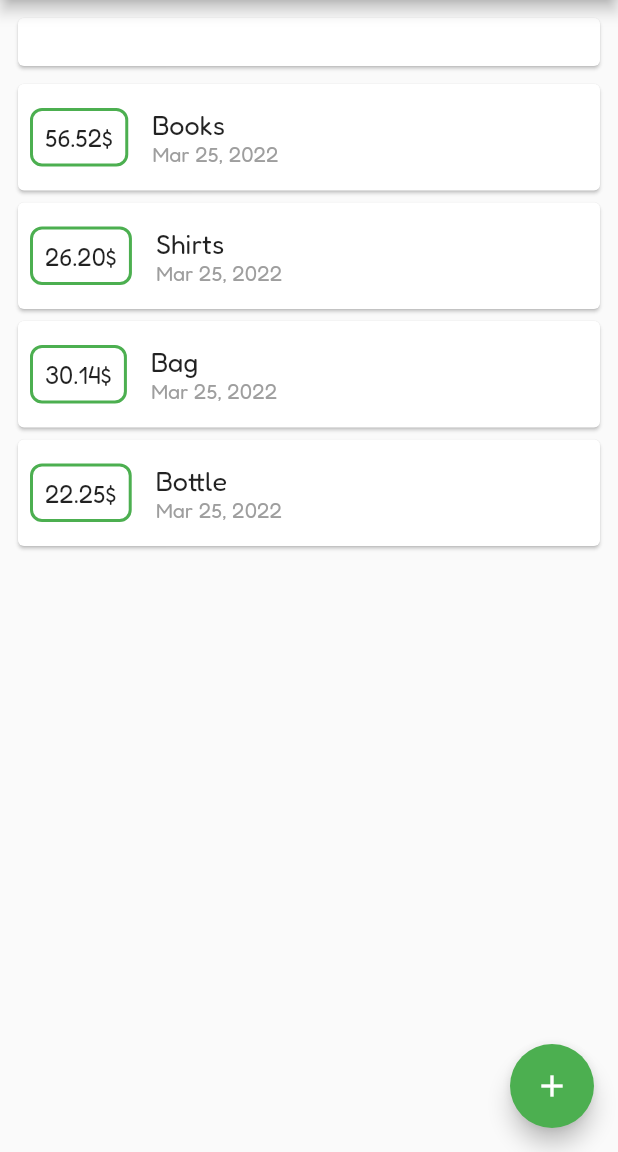
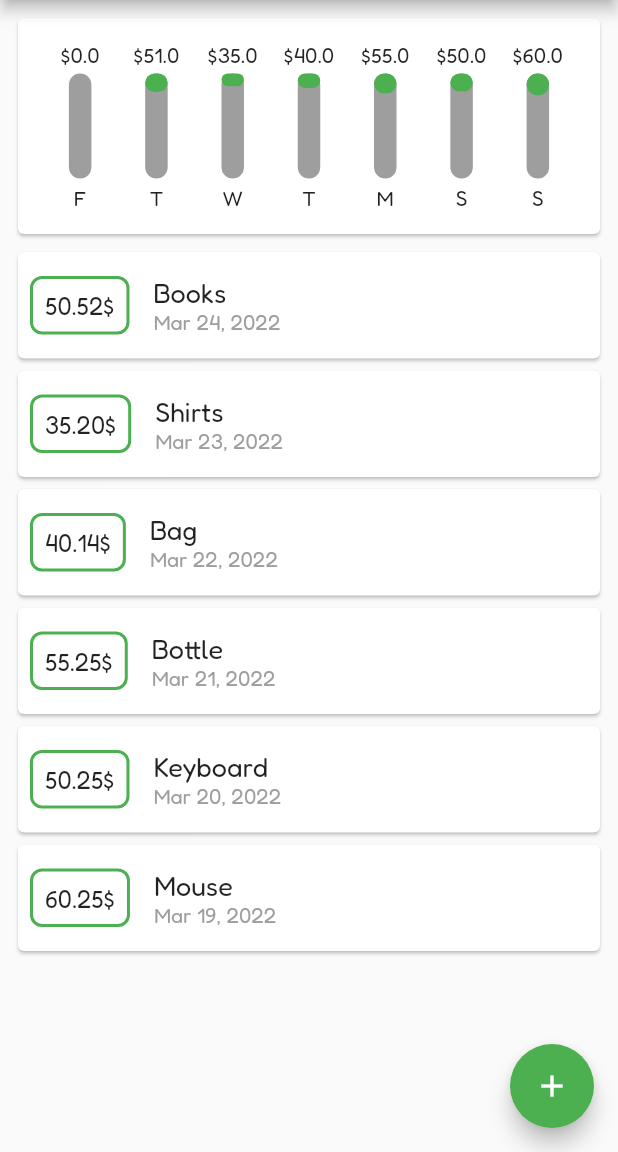
Before and after one commit to Usman-Haider-Ali/Daily-Expense-App, a Flutter app: the screen it shows after launch, on a phone screen of 412 x 824 dp, the part 84-1236 px from its top. Run offline on Flutter 3.47's test engine with Material 2 defaults, Android fonts, the phone set to English and light mode, and no system bars.

Commit message:
implement chart

```diff
--- a/lib/pages/home_page.dart
+++ b/lib/pages/home_page.dart
@@ -15,26 +15,38 @@ class _HomePageState extends State<HomePage> {
     ExpenseModel(
       id: '123',
       title: 'Books',
-      amount: 56.52,
-      date: DateTime.now(),
+      amount: 50.52,
+      date: DateTime.now().subtract(Duration(days: 1)),
     ),
     ExpenseModel(
       id: '789',
       title: 'Shirts',
-      amount: 26.20,
-      date: DateTime.now(),
+      amount: 35.20,
+      date: DateTime.now().subtract(Duration(days: 2)),
     ),
     ExpenseModel(
       id: '987',
       title: 'Bag',
-      amount: 30.14,
-      date: DateTime.now(),
+      amount: 40.14,
+      date: DateTime.now().subtract(Duration(days: 3)),
     ),
     ExpenseModel(
       id: '852',
       title: 'Bottle',
-      amount: 22.25,
-      date: DateTime.now(),
+      amount: 55.25,
+      date: DateTime.now().subtract(Duration(days: 4)),
+    ),
+    ExpenseModel(
+      id: '894',
+      title: 'Keyboard',
+      amount: 50.25,
+      date: DateTime.now().subtract(Duration(days: 5)),
+    ),
+    ExpenseModel(
+      id: '145',
+      title: 'Mouse',
+      amount: 60.25,
+      date: DateTime.now().subtract(Duration(days: 6)),
     ),
   ];
 
@@ -59,6 +71,16 @@ class _HomePageState extends State<HomePage> {
     });
   }
 
+  List<ExpenseModel> get _recentExpenses {
+    return _expensesList.where((exp) {
+      return exp.date.isAfter(
+        DateTime.now().subtract(
+          Duration(days: 7),
+        ),
+      );
+    }).toList();
+  }
+
   @override
   Widget build(BuildContext context) {
     return Scaffold(
@@ -79,7 +101,7 @@ class _HomePageState extends State<HomePage> {
           child: Column(
             crossAxisAlignment: CrossAxisAlignment.stretch,
             children: [
-              ExpensesGraph(_expensesList),
+              ExpensesGraph(_recentExpenses),
               SizedBox(
                 height: 4,
               ),
--- /dev/null
+++ b/lib/widgets/chart_bar.dart
@@ -0,0 +1,64 @@
+import 'package:flutter/material.dart';
+
+class ChartBar extends StatelessWidget {
+  final String label;
+  final double spendingAmount;
+  final double spendingPctOfTotal;
+
+  ChartBar(this.label, this.spendingAmount, this.spendingPctOfTotal);
+
+  @override
+  Widget build(BuildContext context) {
+    return Column(
+      children: [
+        FittedBox(
+          child: Text(
+            '\$${spendingAmount.toString()}',
+            style: TextStyle(
+              fontWeight: FontWeight.w500,
+            ),
+          ),
+        ),
+        SizedBox(
+          height: 4,
+        ),
+        Container(
+          width: 15,
+          height: 70,
+          child: Stack(children: [
+            Container(
+              decoration: BoxDecoration(
+                border: Border.all(
+                  color: Colors.grey,
+                  width: 1.0,
+                ),
+                color: Colors.grey,
+                borderRadius: BorderRadius.circular(8),
+              ),
+            ),
+            FractionallySizedBox(
+              heightFactor: spendingPctOfTotal,
+              child: Container(
+                width: 15,
+                height: 70,
+                decoration: BoxDecoration(
+                  color: Theme.of(context).primaryColor,
+                  borderRadius: BorderRadius.circular(8),
+                ),
+              ),
+            ),
+          ]),
+        ),
+        SizedBox(
+          height: 4,
+        ),
+        Text(
+          label,
+          style: TextStyle(
+            fontWeight: FontWeight.w500,
+          ),
+        ),
+      ],
+    );
+  }
+}
--- a/lib/widgets/expenses_graph.dart
+++ b/lib/widgets/expenses_graph.dart
@@ -1,6 +1,7 @@
 import 'package:flutter/material.dart';
 import 'package:intl/intl.dart';
 import '/models/expense_model.dart';
+import '../widgets/chart_bar.dart';
 
 class ExpensesGraph extends StatelessWidget {
   final List<ExpenseModel> _recentExpensesList;
@@ -11,8 +12,7 @@ class ExpensesGraph extends StatelessWidget {
       final weekDay = DateTime.now().subtract(
         Duration(days: index),
       );
-
-      var totalSum;
+      double totalSum = 0.0;
       for (var i = 0; i < _recentExpensesList.length; i++) {
         if (_recentExpensesList[i].date.day == weekDay.day &&
             _recentExpensesList[i].date.month == weekDay.month &&
@@ -20,7 +20,16 @@ class ExpensesGraph extends StatelessWidget {
           totalSum += _recentExpensesList[i].amount;
         }
       }
-      return {'day': DateFormat.E(weekDay), 'amount': totalSum};
+      return {
+        'day': DateFormat.E().format(weekDay).substring(0, 1),
+        'amount': totalSum.toStringAsFixed(0),
+      };
+    });
+  }
+
+  double get maxSpending {
+    return groupedExpensesValues.fold(0.0, (previousValue, element) {
+      return previousValue + double.parse(element['amount'].toString());
     });
   }
 
@@ -30,7 +39,19 @@ class ExpensesGraph extends StatelessWidget {
       child: Padding(
         padding: EdgeInsets.all(16.0),
         child: Row(
-          children: [],
+          mainAxisAlignment: MainAxisAlignment.spaceAround,
+          children: groupedExpensesValues.map((data) {
+            return Flexible(
+              fit: FlexFit.tight,
+              child: ChartBar(
+                data['day'].toString(),
+                double.parse(data['amount'].toString()),
+                maxSpending == 0
+                    ? 0.0
+                    : double.parse(data['amount'].toString()) / maxSpending,
+              ),
+            );
+          }).toList(),
         ),
       ),
     );
```
